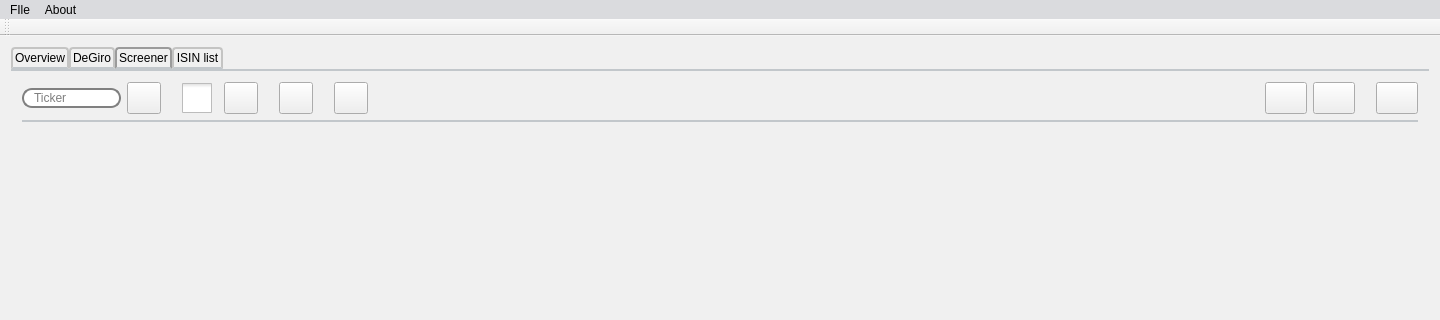
ado130/SPM, file mainwindow.ui: the form before one commit; both pictures show x 0 to 1440 and y 0 to 320 of the 1440 by 768 pixel window.
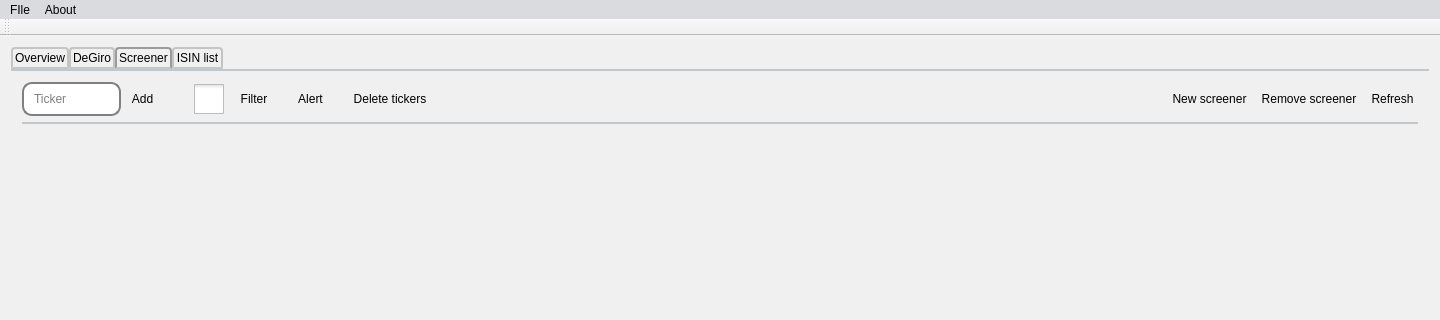
The form after the commit. The open tabs and pages were chosen to show the change. Icons and pictures are not drawn.

Diff of the .ui file:
```diff
--- a/mainwindow.ui
+++ b/mainwindow.ui
@@ -930,6 +930,8 @@
                 </property>
                 <property name="styleSheet">
                  <string notr="true">QLineEdit {
+min-height: 30px;
+
     border: 2px solid gray;
     border-radius: 10px;
     padding: 0 8px;
@@ -942,36 +944,35 @@
                </widget>
               </item>
               <item>
-               <widget class="QPushButton" name="pbAddTicker">
-                <property name="minimumSize">
-                 <size>
-                  <width>45</width>
-                  <height>30</height>
-                 </size>
-                </property>
-                <property name="toolTip">
-                 <string>Add ticker</string>
-                </property>
+               <widget class="QToolButton" name="pbAddTicker">
                 <property name="styleSheet">
-                 <string notr="true">QPushButton 
+                 <string notr="true">QToolButton 
 { 
-	min-width: 30px;
-	min-height: 30px;
 	margin-left: 0px;
-	margin-right: 15px;
+	margin-right: 30px;
 
-	border-image:url(:/images/add.png);
+    border: 1px transparent #575757;
+    border-radius: 4px;
+
 }
+
 </string>
                 </property>
                 <property name="text">
-                 <string/>
+                 <string>Add</string>
                 </property>
-                <property name="autoDefault">
-                 <bool>false</bool>
+                <property name="icon">
+                 <iconset resource="resource.qrc">
+                  <normaloff>:/images/add.png</normaloff>:/images/add.png</iconset>
                 </property>
-                <property name="default">
-                 <bool>false</bool>
+                <property name="iconSize">
+                 <size>
+                  <width>32</width>
+                  <height>32</height>
+                 </size>
+                </property>
+                <property name="toolButtonStyle">
+                 <enum>Qt::ToolButtonTextUnderIcon</enum>
                 </property>
                </widget>
               </item>
@@ -997,7 +998,7 @@
 { 
 	min-width: 30px;
 	min-height: 30px;
-	margin-left: 0px;
+	margin-left: 15px;
 	margin-right: 0px;
 }
 
@@ -1022,101 +1023,97 @@
                </widget>
               </item>
               <item>
-               <widget class="QPushButton" name="pbFilter">
-                <property name="minimumSize">
-                 <size>
-                  <width>45</width>
-                  <height>30</height>
-                 </size>
+               <widget class="QToolButton" name="pbFilter">
+                <property name="styleSheet">
+                 <string notr="true">QToolButton 
+{ 
+	margin-left: 0px;
+	margin-right: 15px;
+
+    border: 1px transparent #575757;
+    border-radius: 4px;
+
+}
+
+</string>
                 </property>
-                <property name="toolTip">
+                <property name="text">
                  <string>Filter</string>
                 </property>
-                <property name="styleSheet">
-                 <string notr="true">QPushButton 
-{ 
-	min-width: 30px;
-	min-height: 30px;
-	margin-left: 0px;
-	margin-right: 15px;
-
-	border-image:url(:/images/filter.png);
-}
-
-</string>
+                <property name="icon">
+                 <iconset resource="resource.qrc">
+                  <normaloff>:/images/filter.png</normaloff>:/images/filter.png</iconset>
                 </property>
-                <property name="text">
-                 <string/>
-                </property>
                 <property name="iconSize">
                  <size>
                   <width>32</width>
                   <height>32</height>
                  </size>
                 </property>
+                <property name="toolButtonStyle">
+                 <enum>Qt::ToolButtonTextUnderIcon</enum>
+                </property>
                </widget>
               </item>
               <item>
-               <widget class="QPushButton" name="pbAlert">
-                <property name="minimumSize">
-                 <size>
-                  <width>45</width>
-                  <height>30</height>
-                 </size>
-                </property>
-                <property name="toolTip">
-                 <string>Alerts</string>
-                </property>
+               <widget class="QToolButton" name="pbAlert">
                 <property name="styleSheet">
-                 <string notr="true">QPushButton 
+                 <string notr="true">QToolButton 
 { 
-	min-width: 30px;
-	min-height: 30px;
 	margin-left: 0px;
 	margin-right: 15px;
 
-	border-image:url(:/images/alert.png);
+    border: 1px transparent #575757;
+    border-radius: 4px;
+
 }
 
 </string>
                 </property>
                 <property name="text">
-                 <string/>
+                 <string>Alert</string>
                 </property>
                 <property name="iconSize">
                  <size>
-                  <width>31</width>
-                  <height>21</height>
+                  <width>32</width>
+                  <height>32</height>
                  </size>
                 </property>
+                <property name="toolButtonStyle">
+                 <enum>Qt::ToolButtonTextUnderIcon</enum>
+                </property>
                </widget>
               </item>
               <item>
-               <widget class="QPushButton" name="pbDeleteTickers">
-                <property name="minimumSize">
-                 <size>
-                  <width>30</width>
-                  <height>30</height>
-                 </size>
-                </property>
-                <property name="toolTip">
-                 <string>Remove tickers</string>
-                </property>
+               <widget class="QToolButton" name="pbDeleteTickers">
                 <property name="styleSheet">
-                 <string notr="true">QPushButton 
+                 <string notr="true">QToolButton 
 { 
-	min-width: 30px;
-	min-height: 30px;
 	margin-left: 0px;
 	margin-right: 0px;
 
-	border-image:url(:/images/remove.png);
+    border: 1px transparent #575757;
+    border-radius: 4px;
+
 }
 
 </string>
                 </property>
                 <property name="text">
-                 <string/>
+                 <string>Delete tickers</string>
+                </property>
+                <property name="icon">
+                 <iconset resource="resource.qrc">
+                  <normaloff>:/images/remove.png</normaloff>:/images/remove.png</iconset>
+                </property>
+                <property name="iconSize">
+                 <size>
+                  <width>32</width>
+                  <height>32</height>
+                 </size>
+                </property>
+                <property name="toolButtonStyle">
+                 <enum>Qt::ToolButtonTextUnderIcon</enum>
                 </property>
                </widget>
               </item>
@@ -1134,89 +1131,101 @@
                </spacer>
               </item>
               <item>
-               <widget class="QPushButton" name="pbNewScreener">
-                <property name="minimumSize">
-                 <size>
-                  <width>40</width>
-                  <height>30</height>
-                 </size>
-                </property>
-                <property name="toolTip">
-                 <string>Add screener</string>
-                </property>
+               <widget class="QToolButton" name="pbNewScreener">
                 <property name="styleSheet">
-                 <string notr="true">QPushButton 
+                 <string notr="true">QToolButton 
 { 
-	min-width: 40px;
-	min-height: 30px;
 	margin-left: 0px;
 	margin-right: 0px;
 
-	border-image:url(:/images/addFolder.png);
+    border: 1px transparent #575757;
+    border-radius: 4px;
+
 }
 
 </string>
                 </property>
                 <property name="text">
-                 <string/>
+                 <string>New screener</string>
                 </property>
-               </widget>
-              </item>
-              <item>
-               <widget class="QPushButton" name="pbDeleteScreener">
-                <property name="minimumSize">
+                <property name="icon">
+                 <iconset resource="resource.qrc">
+                  <normaloff>:/images/addFolder.png</normaloff>:/images/addFolder.png</iconset>
+                </property>
+                <property name="iconSize">
                  <size>
-                  <width>40</width>
-                  <height>30</height>
+                  <width>32</width>
+                  <height>32</height>
                  </size>
                 </property>
-                <property name="toolTip">
-                 <string>Delete screener</string>
+                <property name="toolButtonStyle">
+                 <enum>Qt::ToolButtonTextUnderIcon</enum>
                 </property>
+               </widget>
+              </item>
+              <item>
+               <widget class="QToolButton" name="pbDeleteScreener">
                 <property name="styleSheet">
-                 <string notr="true">QPushButton 
+                 <string notr="true">QToolButton 
 { 
-	min-width: 40px;
-	min-height: 30px;
 	margin-left: 0px;
 	margin-right: 0px;
 
-	border-image:url(:/images/deleteFolder.png);
+    border: 1px transparent #575757;
+    border-radius: 4px;
+
 }
 
 </string>
                 </property>
                 <property name="text">
-                 <string/>
+                 <string>Remove screener</string>
                 </property>
-               </widget>
-              </item>
-              <item>
-               <widget class="QPushButton" name="pbRefresh">
-                <property name="minimumSize">
+                <property name="icon">
+                 <iconset resource="resource.qrc">
+                  <normaloff>:/images/deleteFolder.png</normaloff>:/images/deleteFolder.png</iconset>
+                </property>
+                <property name="iconSize">
                  <size>
-                  <width>55</width>
-                  <height>30</height>
+                  <width>32</width>
+                  <height>32</height>
                  </size>
                 </property>
-                <property name="toolTip">
-                 <string>Refresh tickers</string>
+                <property name="toolButtonStyle">
+                 <enum>Qt::ToolButtonTextUnderIcon</enum>
                 </property>
+               </widget>
+              </item>
+              <item>
+               <widget class="QToolButton" name="pbRefresh">
                 <property name="styleSheet">
-                 <string notr="true">QPushButton 
+                 <string notr="true">QToolButton 
 { 
-	min-width: 40px;
-	min-height: 30px;
-	margin-left: 15px;
+	margin-left: 0px;
 	margin-right: 0px;
 
-	border-image:url(:/images/cloud.png);
+    border: 1px transparent #575757;
+    border-radius: 4px;
+
 }
 
 </string>
                 </property>
                 <property name="text">
-                 <string/>
+                 <string>Refresh</string>
+                </property>
+                <property name="icon">
+                 <iconset resource="resource.qrc">
+                  <normaloff>:/images/cloud.png</normaloff>:/images/cloud.png</iconset>
+                </property>
+                <property name="iconSize">
+                 <size>
+                  <width>32</width>
+                  <height>32</height>
+                 </size>
+                </property>
+                <property name="toolButtonStyle">
+                 <enum>Qt::ToolButtonTextUnderIcon</enum>
                 </property>
                </widget>
               </item>
```
Left out of the diff: 85 changed lines with no effect on the pictures.
